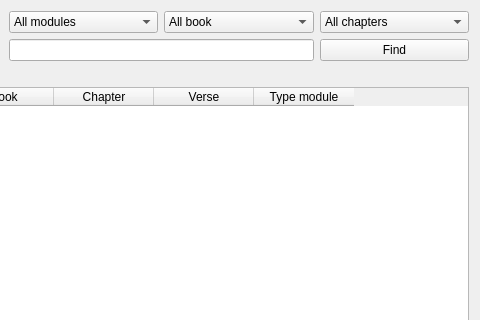
Qt form src/gui/dialogs/find/finddialog.ui (axsapronov/QSopherim) before a commit; both pictures show x 158 to 638 and y 0 to 320 of the 638 by 503 pixel window.
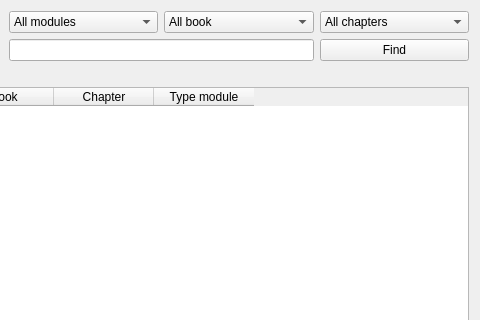
The same form after that commit.

What changed in the file:
```diff
--- a/src/gui/dialogs/find/finddialog.ui
+++ b/src/gui/dialogs/find/finddialog.ui
@@ -68,7 +68,7 @@
         <set>QAbstractItemView::NoEditTriggers</set>
        </property>
        <property name="columnCount">
-        <number>5</number>
+        <number>4</number>
        </property>
        <column>
         <property name="text">
@@ -85,11 +85,6 @@
          <string>Chapter</string>
         </property>
        </column>
-       <column>
-        <property name="text">
-         <string>Verse</string>
-        </property>
-       </column>
        <column>
         <property name="text">
          <string>Type module</string>
```
